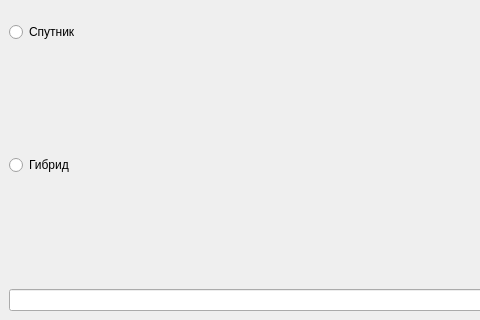
First picture: the form in forms/mainWindow.ui, repository AlekseevValeriy/map-thing, before the edit; both pictures show x 0 to 480 and y 227 to 547 of the 711 by 547 pixel window.
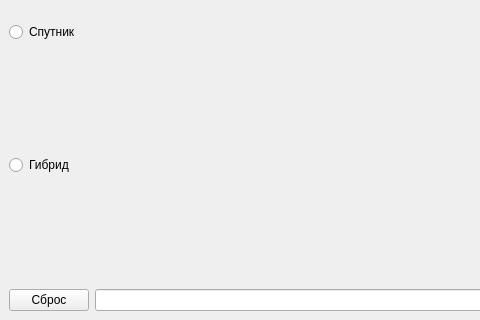
Second picture: the form after the edit.

What changed in the file:
```diff
--- a/forms/mainWindow.ui
+++ b/forms/mainWindow.ui
@@ -95,6 +95,19 @@
           </item>
           <item>
               <layout class="QHBoxLayout" name="horizontalLayout_2">
+                  <item>
+                      <widget class="QPushButton" name="drop">
+                          <property name="minimumSize">
+                              <size>
+                                  <width>50</width>
+                                  <height>20</height>
+                              </size>
+                          </property>
+                          <property name="text">
+                              <string>Сброс</string>
+                          </property>
+                      </widget>
+                  </item>
                   <item>
                       <widget class="QLineEdit" name="search_line"/>
                   </item>
```
